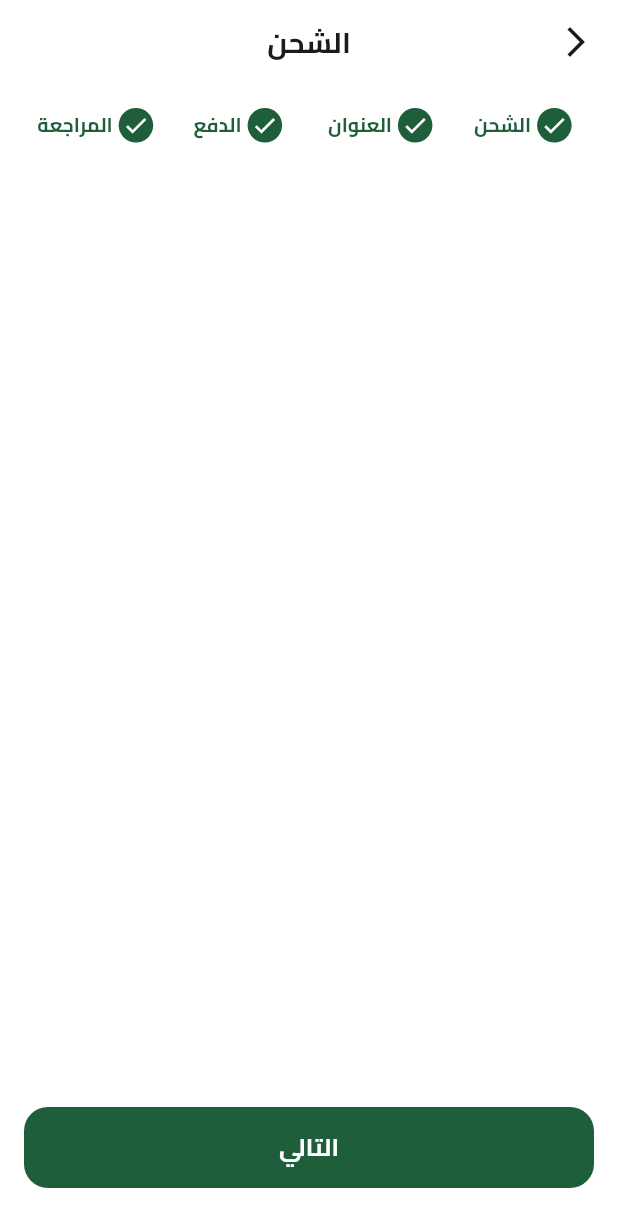
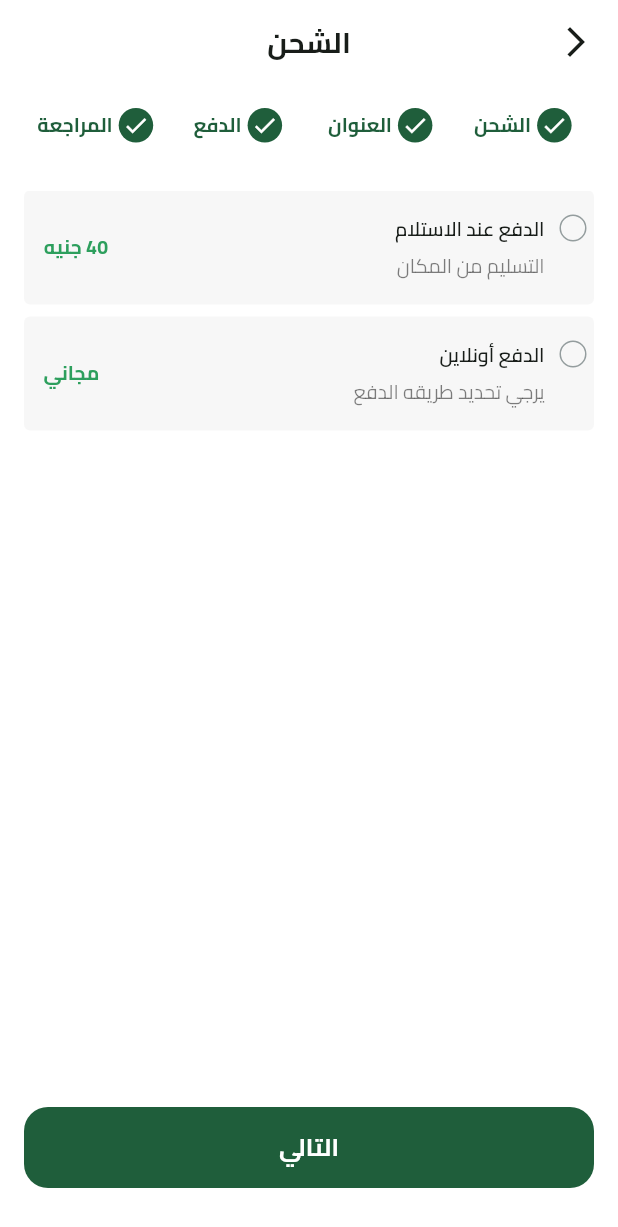
Before and after one commit to ragehh/Fruits-Hub, a Flutter app: the CheckoutView screen opened by its route, on a phone screen of 412 x 824 dp. Shown: the top 1227 px of the screen. Run offline on Flutter 3.47's test engine with Material 3 defaults, Android fonts, the phone set to English and light mode, and no system bars; our stand-ins replace bloc, cloud_firestore, dartz, dots_indicator, equatable, firebase_auth and 9 more; missing offline and left inert: flutter_facebook_auth, svg_flutter; accounts and stored records are empty; statements that could not run were skipped.

Commit message:
Create Shipping Section and Items

```diff
--- a/lib/features/checkout/presentation/views/widgets/checkout_steps_page_view.dart
+++ b/lib/features/checkout/presentation/views/widgets/checkout_steps_page_view.dart
@@ -1,6 +1,5 @@
 import 'package:flutter/material.dart';
-
-import '../../../../../core/helper_functions/get_steps.dart';
+import 'package:fruits_hub/features/checkout/presentation/views/widgets/shipping_section.dart';
 
 class CheckoutStepsPageView extends StatelessWidget {
   const CheckoutStepsPageView({super.key, required this.pageController});
@@ -12,10 +11,14 @@ class CheckoutStepsPageView extends StatelessWidget {
     return PageView.builder(
       physics: NeverScrollableScrollPhysics(),
       controller: pageController,
-      itemCount: getSteps().length,
+      itemCount: getStepsPages().length,
       itemBuilder: (context, index) {
-        return const SizedBox();
+        return getStepsPages()[index];
       },
     );
   }
 }
+
+List<Widget> getStepsPages() {
+  return [ShippingSection(), SizedBox(), SizedBox(), SizedBox()];
+}
--- a/lib/features/checkout/presentation/views/widgets/checkout_view_body.dart
+++ b/lib/features/checkout/presentation/views/widgets/checkout_view_body.dart
@@ -35,6 +35,7 @@ class _CheckoutViewBodyState extends State<CheckoutViewBody> {
         children: [
           SizedBox(height: kTopPadding),
           CheckoutSteps(),
+          SizedBox(height: 32),
           Expanded(
             child: CheckoutStepsPageView(pageController: pageController),
           ),
--- /dev/null
+++ b/lib/features/checkout/presentation/views/widgets/shipping_item.dart
@@ -0,0 +1,66 @@
+import 'package:flutter/material.dart';
+import 'package:fruits_hub/core/utils/app_colors.dart';
+
+import '../../../../../core/utils/app_text_styles.dart';
+
+class ShippingItem extends StatelessWidget {
+  const ShippingItem({
+    super.key,
+    required this.title,
+    required this.subTitle,
+    required this.price,
+  });
+
+  final String title, subTitle, price;
+
+  @override
+  Widget build(BuildContext context) {
+    return Container(
+      padding: const EdgeInsets.only(top: 16, bottom: 16, left: 13, right: 5),
+      clipBehavior: Clip.antiAlias,
+      decoration: ShapeDecoration(
+        color: Color(0x33D9D9D9),
+        shape: RoundedRectangleBorder(borderRadius: BorderRadius.circular(4)),
+      ),
+      child: IntrinsicHeight(
+        child: Row(
+          crossAxisAlignment: CrossAxisAlignment.start,
+          children: [
+            Container(
+              width: 18,
+              height: 18,
+              decoration: ShapeDecoration(
+                shape: OvalBorder(
+                  side: BorderSide(width: 1, color: Color(0xFF949D9E)),
+                ),
+              ),
+            ),
+            SizedBox(width: 10),
+            Column(
+              crossAxisAlignment: CrossAxisAlignment.start,
+              children: [
+                Text(title, style: TextStyles.semiBold13),
+                SizedBox(height: 6),
+                Text(
+                  subTitle,
+                  style: TextStyles.regular13.copyWith(
+                    color: Colors.black.withOpacity(0.5),
+                  ),
+                ),
+              ],
+            ),
+            Spacer(),
+            Center(
+              child: Text(
+                price,
+                style: TextStyles.bold13.copyWith(
+                  color: AppColors.lightPrimaryColor,
+                ),
+              ),
+            ),
+          ],
+        ),
+      ),
+    );
+  }
+}
--- /dev/null
+++ b/lib/features/checkout/presentation/views/widgets/shipping_section.dart
@@ -0,0 +1,25 @@
+import 'package:flutter/material.dart';
+import 'package:fruits_hub/features/checkout/presentation/views/widgets/shipping_item.dart';
+
+class ShippingSection extends StatelessWidget {
+  const ShippingSection({super.key});
+
+  @override
+  Widget build(BuildContext context) {
+    return const Column(
+      children: [
+        ShippingItem(
+          title: 'الدفع عند الاستلام',
+          subTitle: 'التسليم من المكان',
+          price: '40 جنيه',
+        ),
+        SizedBox(height: 8),
+        ShippingItem(
+          title: 'الدفع أونلاين',
+          subTitle: 'يرجي تحديد طريقه الدفع',
+          price: 'مجاني',
+        ),
+      ],
+    );
+  }
+}
```
